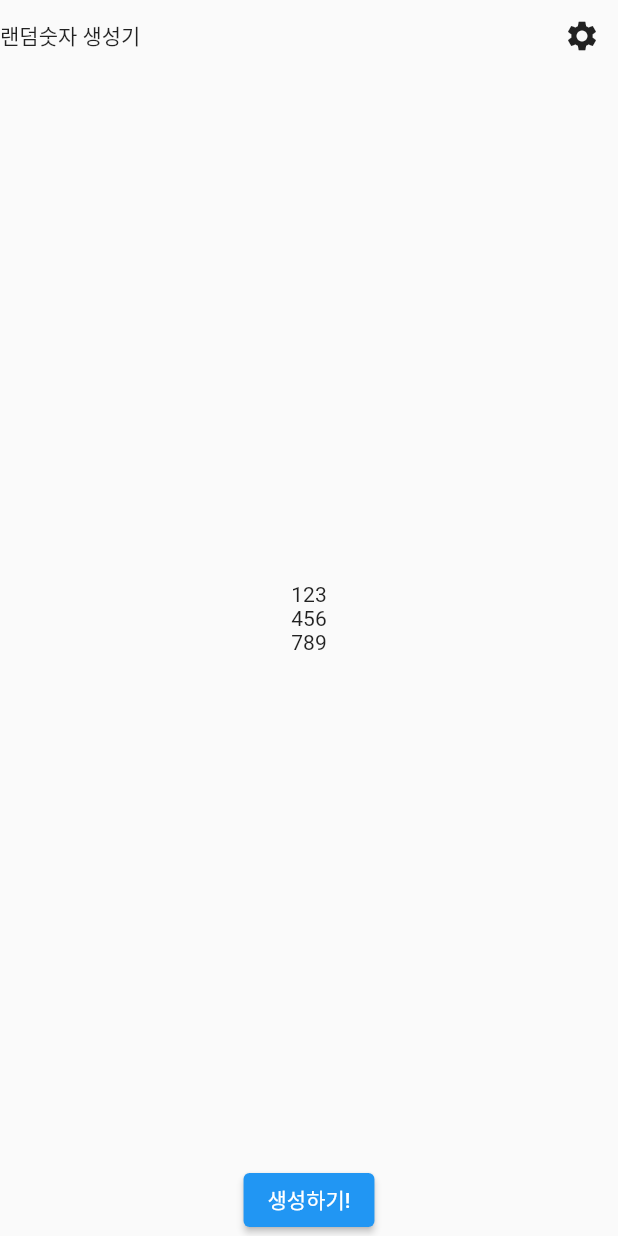
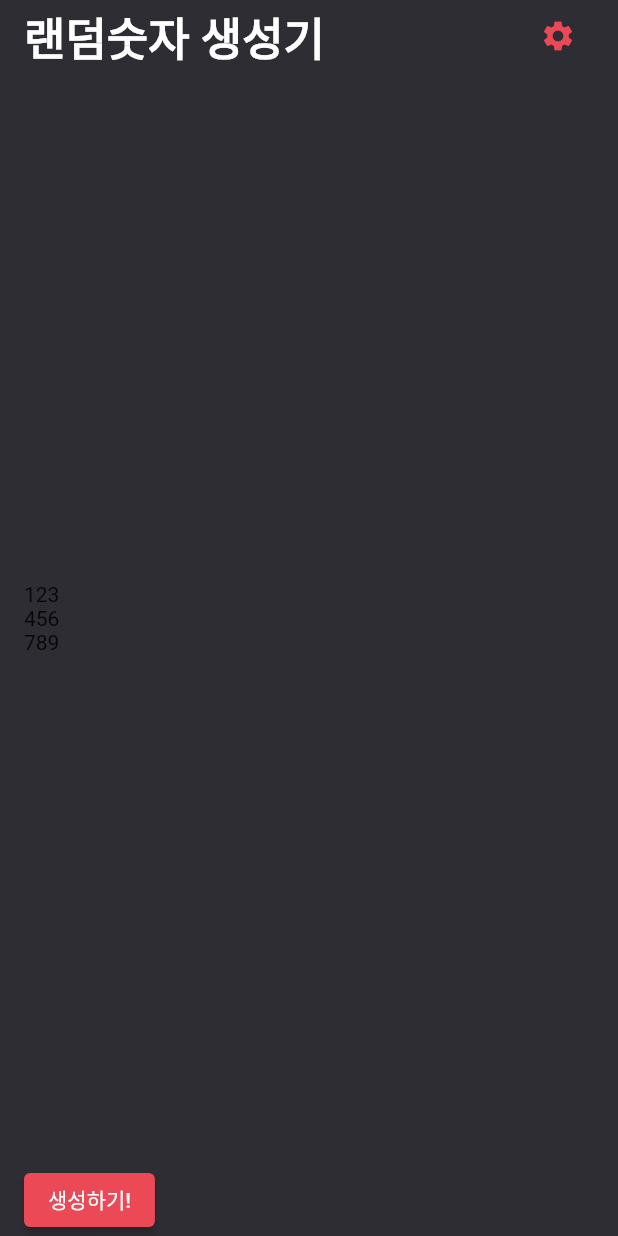
Before and after one commit to tjdans345/random_ranom_project, a Flutter app: the screen it shows after launch, on a phone screen of 412 x 824 dp. Run offline on Flutter 3.47's test engine with Material 2 defaults, Android fonts, the phone set to English and light mode, and no system bars.

Commit message:
map Test

```diff
--- /dev/null
+++ b/lib/constant/color.dart
@@ -0,0 +1,9 @@
+
+import 'package:flutter/material.dart';
+
+const Color primaryColor = Color(0xFF2D2D33);
+const Color redColor = Color(0xFFEA4955);
+const Color blueColor = Color(0xFF549FBF);
+const Color yellowColor = Colors.yellow;
+const Color greenColor = Colors.greenAccent;
+const Color limeColor = Colors.limeAccent;
--- /dev/null
+++ b/lib/practice/map_pratice.dart
@@ -0,0 +1,5 @@
+
+
+void main() {
+
+}
--- a/lib/screen/HomeScreen.dart
+++ b/lib/screen/HomeScreen.dart
@@ -1,4 +1,5 @@
 import 'package:flutter/material.dart';
+import 'package:random_number/constant/color.dart';
 
 class HomeScreen extends StatefulWidget {
   const HomeScreen({Key? key}) : super(key: key);
@@ -10,21 +11,32 @@ class HomeScreen extends StatefulWidget {
 class _HomeScreenState extends State<HomeScreen> {
   @override
   Widget build(BuildContext context) {
-    return SafeArea(
-      child: Scaffold(
-        body: Column(
+    return Scaffold(
+      backgroundColor: primaryColor,
+      body: SafeArea(
+        child: Padding(
+          padding: const EdgeInsets.symmetric(
+            horizontal: 16.0
+          ),
+          child: Column(
+            crossAxisAlignment: CrossAxisAlignment.start,
             children: [
 
               Row(
                 mainAxisAlignment: MainAxisAlignment.spaceBetween,
                 children: [
-                const Text("랜덤숫자 생성기"),
+                  const Text("랜덤숫자 생성기", style: TextStyle(
+                    color: Colors.white,
+                    fontSize: 30.0,
+                    fontWeight: FontWeight.w700
+                  ),),
                   IconButton(
                       onPressed: (){},
                       // const 를 사용하면 위젯 인스턴스를 처음 한 번 생성하고
                       // 그 이후에 빌드가 일어나도 처음 만들어졌던 위젯을 사용한다.
                       icon: const Icon(
-                      Icons.settings
+                        Icons.settings,
+                        color: redColor,
                       ))
                 ],
               ),
@@ -47,6 +59,9 @@ class _HomeScreenState extends State<HomeScreen> {
                 // 전체 사이즈를 넣고 싶으면 무한대 값을 넣어줘도 된다.
                 // 무한대 값을 넣어줘도 화면을 벗어나지는 않는다.
                 child: ElevatedButton(
+                  style: ElevatedButton.styleFrom(
+                    primary: redColor,
+                  ),
                     onPressed: (){},
                     child: const Text("생성하기!")
                 ),
@@ -54,6 +69,7 @@ class _HomeScreenState extends State<HomeScreen> {
             ],
           ),
         ),
+      ),
     );
   }
 }
```
Lines whose indentation alone changed are shown as unchanged.
